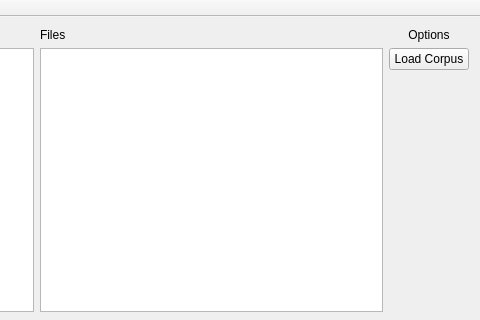
Before: the Qt Designer form mainwindow.ui in JuanCrg90/similaritygraphs, drawn with Qt 5; both pictures show x 320 to 800 and y 0 to 320 of the 800 by 635 pixel window.
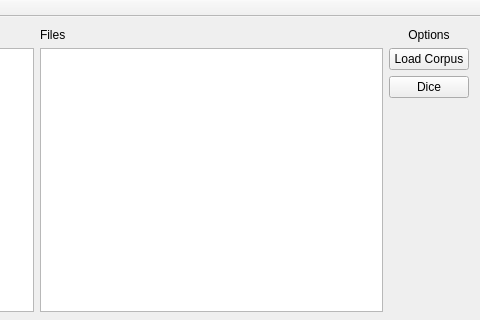
After: the same form once the commit is applied.

Commit message: Agregado el modulo que despliega la grafica de similitud. -El modulo ya genera la metrica de dice -El modulo ya permite Guardar la gráfica -Pendiente implementar las demas métricas

The edit to the form file:
```diff
--- a/mainwindow.ui
+++ b/mainwindow.ui
@@ -134,6 +134,13 @@
         </property>
        </widget>
       </item>
+      <item>
+       <widget class="QPushButton" name="DiceButton">
+        <property name="text">
+         <string>Dice</string>
+        </property>
+       </widget>
+      </item>
       <item>
        <spacer name="verticalSpacer">
         <property name="orientation">
```
The commit also changes 8 other files.
